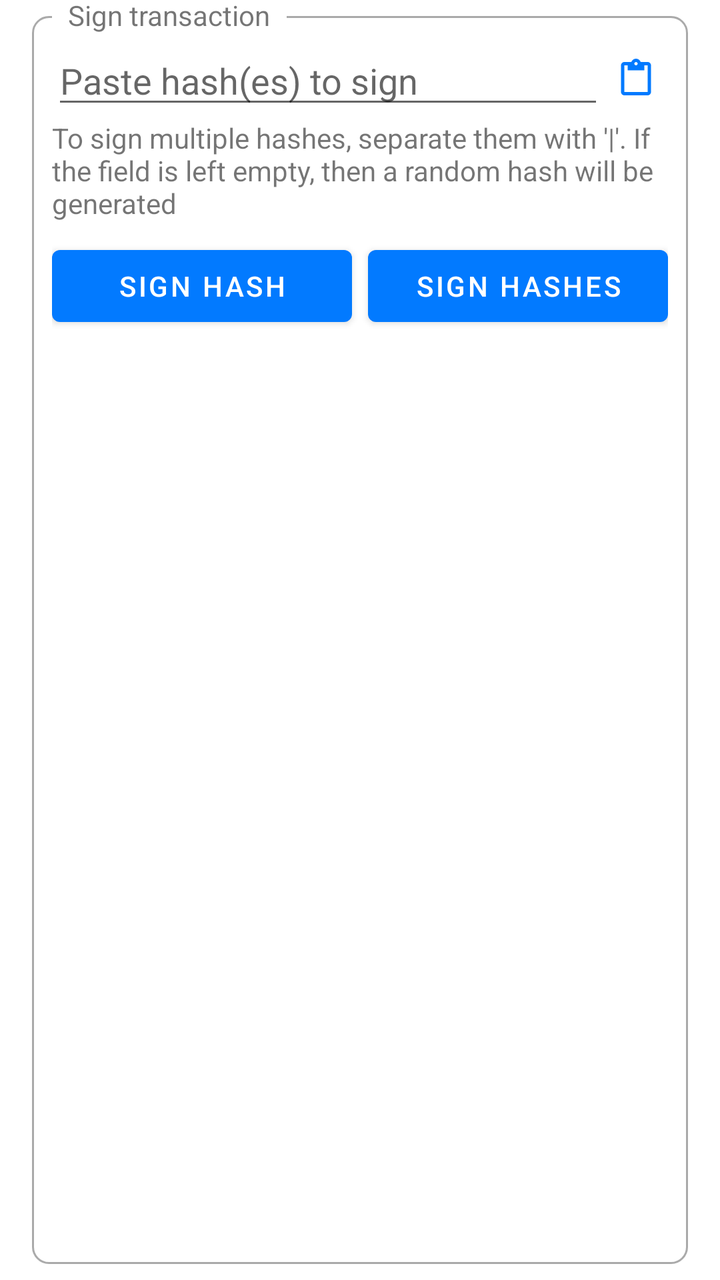
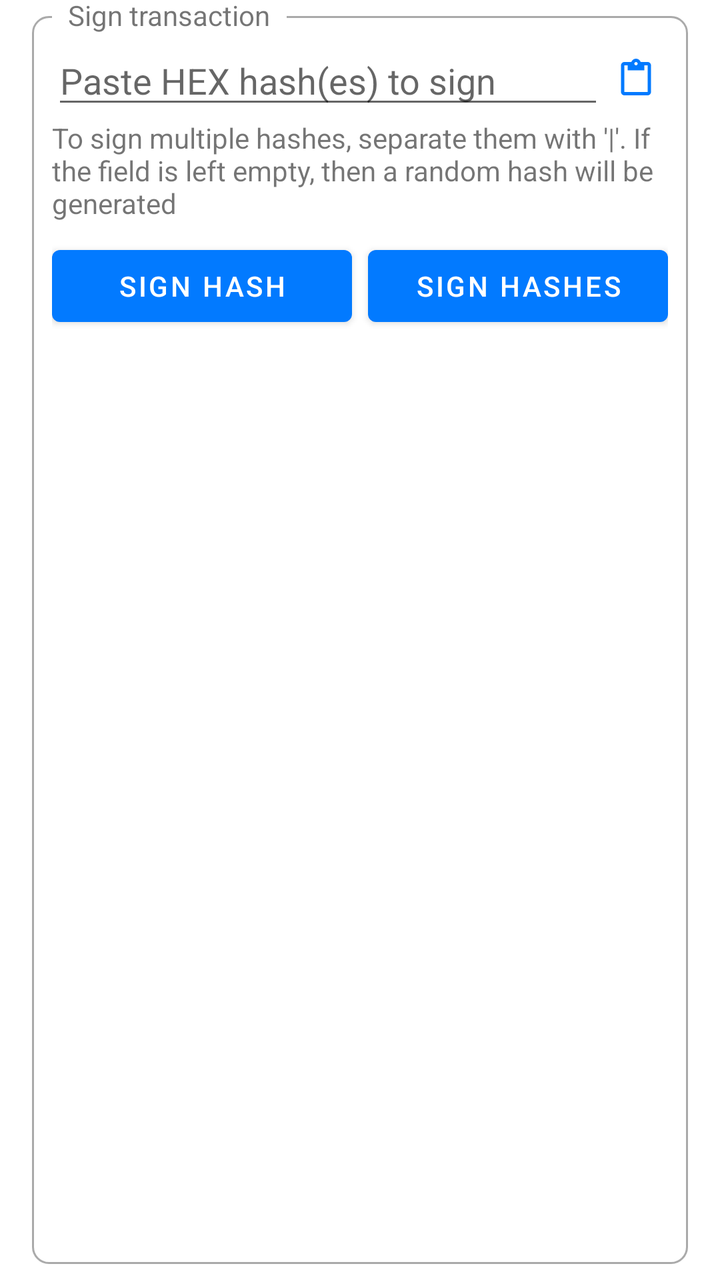

Screens rendered from an Android XML layout before and after an edit, with the pre-edit source and the edit as a unified diff.
<!-- AndroidManifest.xml: application theme AppTheme -->
<!-- res/layout/sign.xml -->
<?xml version="1.0" encoding="utf-8"?>
<FrameLayout xmlns:android="http://schemas.android.com/apk/res/android"
    xmlns:app="http://schemas.android.com/apk/res-auto"
    android:layout_width="match_parent"
    android:layout_height="wrap_content"
    android:clipToPadding="false"
    android:paddingStart="@dimen/box_padding_horizontal"
    android:paddingTop="@dimen/box_padding_vertical"
    android:paddingEnd="@dimen/box_padding_horizontal"
    android:paddingBottom="@dimen/box_padding_vertical">

    <FrameLayout
        android:layout_width="match_parent"
        android:layout_height="match_parent"
        android:background="@drawable/rounded_corner">

    </FrameLayout>

    <TextView
        android:layout_width="wrap_content"
        android:layout_height="wrap_content"
        android:background="?android:windowBackground"
        android:paddingStart="8dp"
        android:paddingEnd="8dp"
        android:text="Sign transaction"
        android:translationX="10dp"
        android:translationY="-10dp" />

    <androidx.constraintlayout.widget.ConstraintLayout
        android:id="@+id/contentContainer"
        android:layout_width="match_parent"
        android:layout_height="wrap_content"
        android:padding="10dp">

        <androidx.appcompat.widget.AppCompatEditText
            android:id="@+id/etHashesToSign"
            android:layout_width="0dp"
            android:layout_height="wrap_content"
            android:hint="Paste hash(es) to sign"
            android:inputType="textNoSuggestions|textMultiLine"
            app:layout_constraintEnd_toStartOf="@+id/btnPasteHashes"
            app:layout_constraintStart_toStartOf="parent"
            app:layout_constraintTop_toTopOf="parent" />

        <ImageView
            android:id="@+id/btnPasteHashes"
            android:layout_width="wrap_content"
            android:layout_height="wrap_content"
            android:layout_gravity="end"
            android:background="?attr/selectableItemBackgroundBorderless"
            android:clickable="true"
            android:focusable="true"
            android:padding="8dp"
            android:src="@drawable/ic_paste"
            app:layout_constraintBottom_toBottomOf="@+id/etHashesToSign"
            app:layout_constraintEnd_toEndOf="parent"
            app:layout_constraintTop_toTopOf="@+id/etHashesToSign" />

        <TextView
            android:id="@+id/textView2"
            android:layout_width="0dp"
            android:layout_height="wrap_content"
            android:text="To sign multiple hashes, separate them with '|'. If the field is left empty, then a random hash will be generated"
            app:layout_constraintEnd_toEndOf="parent"
            app:layout_constraintStart_toStartOf="parent"
            app:layout_constraintTop_toBottomOf="@+id/etHashesToSign" />

        <Button
            android:id="@+id/btnSignHash"
            android:layout_width="0dp"
            android:layout_height="wrap_content"
            android:layout_marginTop="8dp"
            android:layout_marginEnd="4dp"
            android:text="Sign hash"
            app:layout_constraintEnd_toStartOf="@+id/btnSignHashes"
            app:layout_constraintStart_toStartOf="parent"
            app:layout_constraintTop_toBottomOf="@+id/textView2" />

        <Button
            android:id="@+id/btnSignHashes"
            android:layout_width="0dp"
            android:layout_height="wrap_content"
            android:layout_marginStart="4dp"
            android:text="Sign hashes"
            app:layout_constraintEnd_toEndOf="parent"
            app:layout_constraintStart_toEndOf="@+id/btnSignHash"
            app:layout_constraintTop_toTopOf="@+id/btnSignHash" />

    </androidx.constraintlayout.widget.ConstraintLayout>

</FrameLayout>
<!-- resources referenced by this layout -->
<resources>
  <dimen name="box_padding_horizontal">16dp</dimen>
  <dimen name="box_padding_vertical">8dp</dimen>
  <!-- drawable ic_paste (drawable) -->
  <vector xmlns:android="http://schemas.android.com/apk/res/android"
      android:width="16dp"
      android:height="19dp"
      android:viewportWidth="16"
      android:viewportHeight="19">
      <path
          android:fillColor="@color/primary"
          android:pathData="M13.8333,1.6667H10.35C10,0.7 9.0833,0 8,0C6.9167,0 6,0.7 5.65,1.6667H2.1667C1.25,1.6667 0.5,2.4167 0.5,3.3333V16.6667C0.5,17.5833 1.25,18.3333 2.1667,18.3333H13.8333C14.75,18.3333 15.5,17.5833 15.5,16.6667V3.3333C15.5,2.4167 14.75,1.6667 13.8333,1.6667ZM8,1.6667C8.4583,1.6667 8.8333,2.0417 8.8333,2.5C8.8333,2.9583 8.4583,3.3333 8,3.3333C7.5417,3.3333 7.1667,2.9583 7.1667,2.5C7.1667,2.0417 7.5417,1.6667 8,1.6667ZM13.8333,16.6667H2.1667V3.3333H3.8333V5.8333H12.1667V3.3333H13.8333V16.6667Z" />
  </vector>
  <!-- drawable rounded_corner (drawable) -->
  <?xml version="1.0" encoding="utf-8"?>
  <shape xmlns:android="http://schemas.android.com/apk/res/android">
      <stroke
          android:width="1dp"
          android:color="@android:color/darker_gray" />
  
      <solid android:color="@android:color/transparent" />
  
      <padding
          android:bottom="5dp"
          android:left="5dp"
          android:right="5dp"
          android:top="5dp" />
  
      <corners android:radius="8dp" />
  </shape>
  <style name="AppTheme" parent="Theme.MaterialComponents.DayNight.NoActionBar">
          <item name="colorPrimary">@color/primary</item>
          <item name="colorPrimaryDark">@color/primary_dark</item>
          <item name="colorOnPrimary">@color/on_primary</item>
          <item name="colorSecondary">@color/primary</item>
      </style>
  <color name="primary">#027aff</color>
  <color name="primary_dark">#0a02ff</color>
  <color name="on_primary">#FFFFFF</color>
</resources>

<!-- the commit's change to res/layout/sign.xml (unified diff, before → after) -->
@@ -36,7 +36,7 @@
             android:id="@+id/etHashesToSign"
             android:layout_width="0dp"
             android:layout_height="wrap_content"
-            android:hint="Paste hash(es) to sign"
+            android:hint="Paste HEX hash(es) to sign"
             android:inputType="textNoSuggestions|textMultiLine"
             app:layout_constraintEnd_toStartOf="@+id/btnPasteHashes"
             app:layout_constraintStart_toStartOf="parent"
